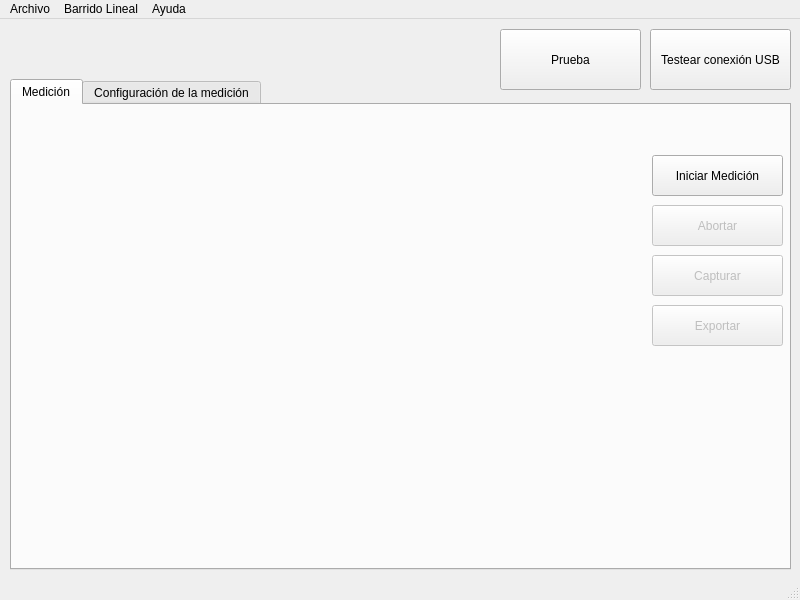
The window that qt/mainwindow.ui (potenciostato/potenciostato) describes before a commit, drawn with Qt 5.
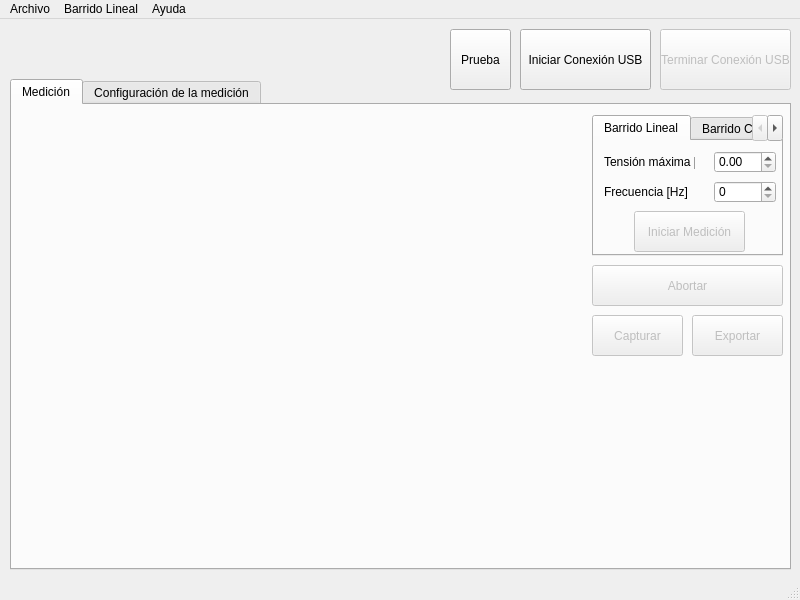
The same window after the commit. Custom widgets are drawn as their Qt base class.

Commit message: Tipo de medicion en Qt Barrido Lineal preparado, falta Ciclico

```diff
--- a/qt/mainwindow.ui
+++ b/qt/mainwindow.ui
@@ -20,9 +20,9 @@
    <widget class="QPushButton" name="pushButton">
     <property name="geometry">
      <rect>
-      <x>500</x>
+      <x>450</x>
       <y>10</y>
-      <width>141</width>
+      <width>61</width>
       <height>61</height>
      </rect>
     </property>
@@ -33,14 +33,14 @@
    <widget class="QPushButton" name="Conectar_Bt">
     <property name="geometry">
      <rect>
-      <x>650</x>
+      <x>520</x>
       <y>10</y>
-      <width>141</width>
+      <width>131</width>
       <height>61</height>
      </rect>
     </property>
     <property name="text">
-     <string>Testear conexión USB</string>
+     <string>Iniciar Conexión USB</string>
     </property>
    </widget>
    <widget class="QTabWidget" name="tabWidget">
@@ -64,33 +64,20 @@
        <rect>
         <x>10</x>
         <y>50</y>
-        <width>621</width>
+        <width>561</width>
         <height>381</height>
        </rect>
       </property>
      </widget>
-     <widget class="QPushButton" name="Bt_Iniciar">
-      <property name="geometry">
-       <rect>
-        <x>640</x>
-        <y>50</y>
-        <width>131</width>
-        <height>41</height>
-       </rect>
-      </property>
-      <property name="text">
-       <string>Iniciar Medición</string>
-      </property>
-     </widget>
      <widget class="QPushButton" name="Bt_Abortar">
       <property name="enabled">
        <bool>false</bool>
       </property>
       <property name="geometry">
        <rect>
-        <x>640</x>
-        <y>100</y>
-        <width>131</width>
+        <x>580</x>
+        <y>160</y>
+        <width>191</width>
         <height>41</height>
        </rect>
       </property>
@@ -107,9 +94,9 @@
       </property>
       <property name="geometry">
        <rect>
-        <x>640</x>
-        <y>150</y>
-        <width>131</width>
+        <x>580</x>
+        <y>210</y>
+        <width>91</width>
         <height>41</height>
        </rect>
       </property>
@@ -123,9 +110,9 @@
       </property>
       <property name="geometry">
        <rect>
-        <x>640</x>
-        <y>200</y>
-        <width>131</width>
+        <x>680</x>
+        <y>210</y>
+        <width>91</width>
         <height>41</height>
        </rect>
       </property>
@@ -136,6 +123,106 @@
        <string>Exportar</string>
       </property>
      </widget>
+     <widget class="QTabWidget" name="tipoMedicion">
+      <property name="geometry">
+       <rect>
+        <x>580</x>
+        <y>10</y>
+        <width>191</width>
+        <height>141</height>
+       </rect>
+      </property>
+      <property name="currentIndex">
+       <number>0</number>
+      </property>
+      <widget class="QWidget" name="tab">
+       <attribute name="title">
+        <string>Barrido Lineal</string>
+       </attribute>
+       <widget class="QPushButton" name="Bt_IniciarLineal">
+        <property name="enabled">
+         <bool>false</bool>
+        </property>
+        <property name="geometry">
+         <rect>
+          <x>40</x>
+          <y>70</y>
+          <width>111</width>
+          <height>41</height>
+         </rect>
+        </property>
+        <property name="text">
+         <string>Iniciar Medición</string>
+        </property>
+       </widget>
+       <widget class="QDoubleSpinBox" name="Num_VLineal">
+        <property name="geometry">
+         <rect>
+          <x>120</x>
+          <y>10</y>
+          <width>62</width>
+          <height>22</height>
+         </rect>
+        </property>
+        <property name="maximum">
+         <double>3.300000000000000</double>
+        </property>
+        <property name="singleStep">
+         <double>0.100000000000000</double>
+        </property>
+       </widget>
+       <widget class="QLabel" name="label">
+        <property name="geometry">
+         <rect>
+          <x>10</x>
+          <y>10</y>
+          <width>91</width>
+          <height>21</height>
+         </rect>
+        </property>
+        <property name="text">
+         <string>Tensión máxima [V]</string>
+        </property>
+       </widget>
+       <widget class="QLabel" name="label_2">
+        <property name="geometry">
+         <rect>
+          <x>10</x>
+          <y>40</y>
+          <width>91</width>
+          <height>21</height>
+         </rect>
+        </property>
+        <property name="text">
+         <string>Frecuencia [Hz]</string>
+        </property>
+       </widget>
+       <widget class="QDoubleSpinBox" name="Num_HzLineal">
+        <property name="geometry">
+         <rect>
+          <x>120</x>
+          <y>40</y>
+          <width>62</width>
+          <height>22</height>
+         </rect>
+        </property>
+        <property name="decimals">
+         <number>0</number>
+        </property>
+        <property name="maximum">
+         <double>10000.000000000000000</double>
+        </property>
+        <property name="singleStep">
+         <double>1.000000000000000</double>
+        </property>
+       </widget>
+      </widget>
+      <widget class="QWidget" name="tab_2">
+       <attribute name="title">
+        <string>Barrido Cíclico</string>
+       </attribute>
+      </widget>
+     </widget>
     </widget>
     <widget class="QWidget" name="config_medicion">
      <attribute name="title">
@@ -143,6 +230,22 @@
      </attribute>
     </widget>
    </widget>
+   <widget class="QPushButton" name="Desconectar_Bt">
+    <property name="enabled">
+     <bool>false</bool>
+    </property>
+    <property name="geometry">
+     <rect>
+      <x>660</x>
+      <y>10</y>
+      <width>131</width>
+      <height>61</height>
+     </rect>
+    </property>
+    <property name="text">
+     <string>Terminar Conexión USB</string>
+    </property>
+   </widget>
   </widget>
   <widget class="QMenuBar" name="menubar">
    <property name="geometry">
```
The commit also changes 12 other files.
